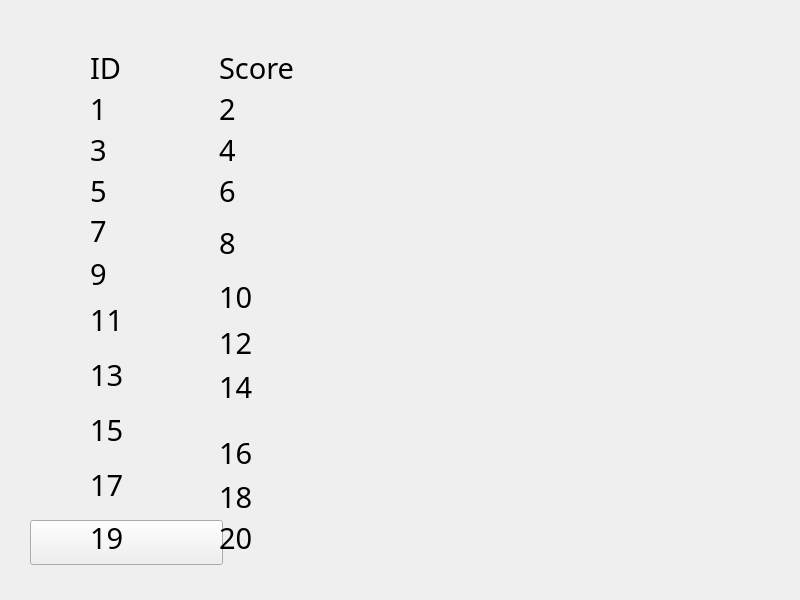
Old version of the form code/window/rankwindow.ui in the repository YXHXianYu/2022-BJTU-DataStructure-FinalProject.
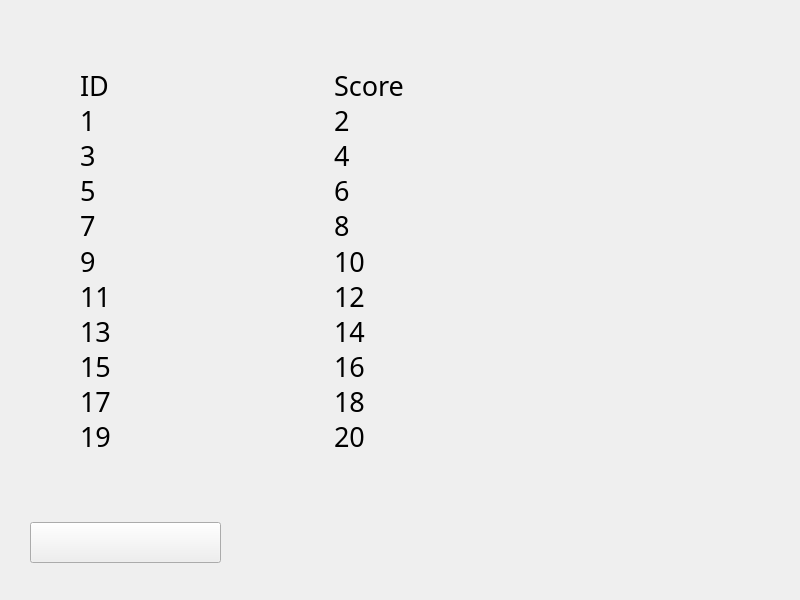
New version of the form. Icons and pictures are not drawn.

Diff of the .ui file:
```diff
--- a/code/window/rankwindow.ui
+++ b/code/window/rankwindow.ui
@@ -21,9 +21,9 @@
     <property name="geometry">
      <rect>
       <x>30</x>
-      <y>520</y>
-      <width>193</width>
-      <height>45</height>
+      <y>522</y>
+      <width>191</width>
+      <height>41</height>
      </rect>
     </property>
     <property name="styleSheet">
@@ -41,48 +41,59 @@
      <string/>
     </property>
    </widget>
-   <widget class="QWidget" name="">
+   <widget class="QWidget" name="widget" native="true">
     <property name="geometry">
      <rect>
-      <x>90</x>
-      <y>50</y>
-      <width>381</width>
-      <height>505</height>
+      <x>80</x>
+      <y>70</y>
+      <width>501</width>
+      <height>381</height>
      </rect>
     </property>
     <layout class="QGridLayout" name="gridLayout">
-     <item row="13" column="1" colspan="2">
-      <widget class="QLabel" name="label14">
-       <property name="font">
-        <font>
-         <family>Agency FB</family>
-         <pointsize>22</pointsize>
-        </font>
+     <item row="1" column="1">
+      <widget class="QLabel" name="ScoreLabel">
+       <property name="minimumSize">
+        <size>
+         <width>0</width>
+         <height>30</height>
+        </size>
        </property>
-       <property name="text">
-        <string>14</string>
+       <property name="maximumSize">
+        <size>
+         <width>16777215</width>
+         <height>100</height>
+        </size>
        </property>
-      </widget>
-     </item>
-     <item row="7" column="1" rowspan="2" colspan="2">
-      <widget class="QLabel" name="label8">
        <property name="font">
         <font>
          <family>Agency FB</family>
-         <pointsize>22</pointsize>
+         <pointsize>20</pointsize>
         </font>
        </property>
        <property name="text">
-        <string>8</string>
+        <string>Score</string>
        </property>
       </widget>
      </item>
-     <item row="12" column="0" rowspan="2">
+     <item row="8" column="0">
       <widget class="QLabel" name="label13">
+       <property name="minimumSize">
+        <size>
+         <width>0</width>
+         <height>30</height>
+        </size>
+       </property>
+       <property name="maximumSize">
+        <size>
+         <width>16777215</width>
+         <height>100</height>
+        </size>
+       </property>
        <property name="font">
         <font>
          <family>Agency FB</family>
-         <pointsize>22</pointsize>
+         <pointsize>20</pointsize>
         </font>
        </property>
        <property name="text">
@@ -90,25 +101,74 @@
        </property>
       </widget>
      </item>
+     <item row="2" column="1">
+      <widget class="QLabel" name="label2">
+       <property name="minimumSize">
+        <size>
+         <width>0</width>
+         <height>30</height>
+        </size>
+       </property>
+       <property name="maximumSize">
+        <size>
+         <width>16777215</width>
+         <height>100</height>
+        </size>
+       </property>
+       <property name="font">
+        <font>
+         <family>Agency FB</family>
+         <pointsize>20</pointsize>
+        </font>
+       </property>
+       <property name="text">
+        <string>2</string>
+       </property>
+      </widget>
+     </item>
      <item row="4" column="0">
-      <widget class="QLabel" name="label3">
+      <widget class="QLabel" name="label5">
+       <property name="minimumSize">
+        <size>
+         <width>0</width>
+         <height>30</height>
+        </size>
+       </property>
+       <property name="maximumSize">
+        <size>
+         <width>16777215</width>
+         <height>100</height>
+        </size>
+       </property>
        <property name="font">
         <font>
          <family>Agency FB</family>
-         <pointsize>22</pointsize>
+         <pointsize>20</pointsize>
         </font>
        </property>
        <property name="text">
-        <string>3</string>
+        <string>5</string>
        </property>
       </widget>
      </item>
-     <item row="7" column="0">
+     <item row="5" column="0">
       <widget class="QLabel" name="label7">
+       <property name="minimumSize">
+        <size>
+         <width>0</width>
+         <height>30</height>
+        </size>
+       </property>
+       <property name="maximumSize">
+        <size>
+         <width>16777215</width>
+         <height>100</height>
+        </size>
+       </property>
        <property name="font">
         <font>
          <family>Agency FB</family>
-         <pointsize>22</pointsize>
+         <pointsize>20</pointsize>
         </font>
        </property>
        <property name="text">
@@ -116,12 +176,49 @@
        </property>
       </widget>
      </item>
-     <item row="14" column="0" rowspan="2">
+     <item row="7" column="0">
+      <widget class="QLabel" name="label11">
+       <property name="minimumSize">
+        <size>
+         <width>0</width>
+         <height>30</height>
+        </size>
+       </property>
+       <property name="maximumSize">
+        <size>
+         <width>16777215</width>
+         <height>100</height>
+        </size>
+       </property>
+       <property name="font">
+        <font>
+         <family>Agency FB</family>
+         <pointsize>20</pointsize>
+        </font>
+       </property>
+       <property name="text">
+        <string>11</string>
+       </property>
+      </widget>
+     </item>
+     <item row="9" column="0">
       <widget class="QLabel" name="label15">
+       <property name="minimumSize">
+        <size>
+         <width>0</width>
+         <height>30</height>
+        </size>
+       </property>
+       <property name="maximumSize">
+        <size>
+         <width>16777215</width>
+         <height>100</height>
+        </size>
+       </property>
        <property name="font">
         <font>
          <family>Agency FB</family>
-         <pointsize>22</pointsize>
+         <pointsize>20</pointsize>
         </font>
        </property>
        <property name="text">
@@ -129,12 +226,24 @@
        </property>
       </widget>
      </item>
-     <item row="8" column="0" rowspan="2">
+     <item row="6" column="0">
       <widget class="QLabel" name="label9">
+       <property name="minimumSize">
+        <size>
+         <width>0</width>
+         <height>30</height>
+        </size>
+       </property>
+       <property name="maximumSize">
+        <size>
+         <width>16777215</width>
+         <height>100</height>
+        </size>
+       </property>
        <property name="font">
         <font>
          <family>Agency FB</family>
-         <pointsize>22</pointsize>
+         <pointsize>20</pointsize>
         </font>
        </property>
        <property name="text">
@@ -143,37 +252,48 @@
       </widget>
      </item>
      <item row="3" column="0">
-      <widget class="QLabel" name="label1">
-       <property name="font">
-        <font>
-         <family>Agency FB</family>
-         <pointsize>22</pointsize>
-        </font>
+      <widget class="QLabel" name="label3">
+       <property name="minimumSize">
+        <size>
+         <width>0</width>
+         <height>30</height>
+        </size>
        </property>
-       <property name="text">
-        <string>1</string>
+       <property name="maximumSize">
+        <size>
+         <width>16777215</width>
+         <height>100</height>
+        </size>
        </property>
-      </widget>
-     </item>
-     <item row="18" column="0">
-      <widget class="QLabel" name="label19">
        <property name="font">
         <font>
          <family>Agency FB</family>
-         <pointsize>22</pointsize>
+         <pointsize>20</pointsize>
         </font>
        </property>
        <property name="text">
-        <string>19</string>
+        <string>3</string>
        </property>
       </widget>
      </item>
-     <item row="16" column="0" rowspan="2">
+     <item row="10" column="0">
       <widget class="QLabel" name="label17">
+       <property name="minimumSize">
+        <size>
+         <width>0</width>
+         <height>30</height>
+        </size>
+       </property>
+       <property name="maximumSize">
+        <size>
+         <width>16777215</width>
+         <height>100</height>
+        </size>
+       </property>
        <property name="font">
         <font>
          <family>Agency FB</family>
-         <pointsize>22</pointsize>
+         <pointsize>20</pointsize>
         </font>
        </property>
        <property name="text">
@@ -181,12 +301,24 @@
        </property>
       </widget>
      </item>
-     <item row="2" column="0">
+     <item row="1" column="0">
       <widget class="QLabel" name="ID_label">
+       <property name="minimumSize">
+        <size>
+         <width>0</width>
+         <height>30</height>
+        </size>
+       </property>
+       <property name="maximumSize">
+        <size>
+         <width>16777215</width>
+         <height>100</height>
+        </size>
+       </property>
        <property name="font">
         <font>
          <family>Agency FB</family>
-         <pointsize>22</pointsize>
+         <pointsize>20</pointsize>
         </font>
        </property>
        <property name="text">
@@ -194,12 +326,149 @@
        </property>
       </widget>
      </item>
-     <item row="9" column="1" rowspan="2" colspan="2">
+     <item row="2" column="0">
+      <widget class="QLabel" name="label1">
+       <property name="minimumSize">
+        <size>
+         <width>0</width>
+         <height>30</height>
+        </size>
+       </property>
+       <property name="maximumSize">
+        <size>
+         <width>16777215</width>
+         <height>100</height>
+        </size>
+       </property>
+       <property name="font">
+        <font>
+         <family>Agency FB</family>
+         <pointsize>20</pointsize>
+        </font>
+       </property>
+       <property name="text">
+        <string>1</string>
+       </property>
+      </widget>
+     </item>
+     <item row="3" column="1">
+      <widget class="QLabel" name="label4">
+       <property name="minimumSize">
+        <size>
+         <width>0</width>
+         <height>30</height>
+        </size>
+       </property>
+       <property name="maximumSize">
+        <size>
+         <width>16777215</width>
+         <height>100</height>
+        </size>
+       </property>
+       <property name="font">
+        <font>
+         <family>Agency FB</family>
+         <pointsize>20</pointsize>
+        </font>
+       </property>
+       <property name="text">
+        <string>4</string>
+       </property>
+      </widget>
+     </item>
+     <item row="11" column="0">
+      <widget class="QLabel" name="label19">
+       <property name="minimumSize">
+        <size>
+         <width>0</width>
+         <height>30</height>
+        </size>
+       </property>
+       <property name="maximumSize">
+        <size>
+         <width>16777215</width>
+         <height>100</height>
+        </size>
+       </property>
+       <property name="font">
+        <font>
+         <family>Agency FB</family>
+         <pointsize>20</pointsize>
+        </font>
+       </property>
+       <property name="text">
+        <string>19</string>
+       </property>
+      </widget>
+     </item>
+     <item row="4" column="1">
+      <widget class="QLabel" name="label6">
+       <property name="minimumSize">
+        <size>
+         <width>0</width>
+         <height>30</height>
+        </size>
+       </property>
+       <property name="maximumSize">
+        <size>
+         <width>16777215</width>
+         <height>100</height>
+        </size>
+       </property>
+       <property name="font">
+        <font>
+         <family>Agency FB</family>
+         <pointsize>20</pointsize>
+        </font>
+       </property>
+       <property name="text">
+        <string>6</string>
+       </property>
+      </widget>
+     </item>
+     <item row="5" column="1">
+      <widget class="QLabel" name="label8">
+       <property name="minimumSize">
+        <size>
+         <width>0</width>
+         <height>30</height>
+        </size>
+       </property>
+       <property name="maximumSize">
+        <size>
+         <width>16777215</width>
+         <height>100</height>
+        </size>
+       </property>
+       <property name="font">
+        <font>
+         <family>Agency FB</family>
+         <pointsize>20</pointsize>
+        </font>
+       </property>
+       <property name="text">
+        <string>8</string>
+       </property>
+      </widget>
+     </item>
+     <item row="6" column="1">
       <widget class="QLabel" name="label10">
+       <property name="minimumSize">
+        <size>
+         <width>0</width>
+         <height>30</height>
+        </size>
+       </property>
+       <property name="maximumSize">
+        <size>
+         <width>16777215</width>
+         <height>100</height>
+        </size>
+       </property>
        <property name="font">
         <font>
          <family>Agency FB</family>
-         <pointsize>22</pointsize>
+         <pointsize>20</pointsize>
         </font>
        </property>
        <property name="text">
@@ -207,25 +476,74 @@
        </property>
       </widget>
      </item>
-     <item row="17" column="1" colspan="2">
-      <widget class="QLabel" name="label18">
+     <item row="7" column="1">
+      <widget class="QLabel" name="label12">
+       <property name="minimumSize">
+        <size>
+         <width>0</width>
+         <height>30</height>
+        </size>
+       </property>
+       <property name="maximumSize">
+        <size>
+         <width>16777215</width>
+         <height>100</height>
+        </size>
+       </property>
        <property name="font">
         <font>
          <family>Agency FB</family>
-         <pointsize>22</pointsize>
+         <pointsize>20</pointsize>
         </font>
        </property>
        <property name="text">
-        <string>18</string>
+        <string>12</string>
        </property>
       </widget>
      </item>
-     <item row="15" column="1" rowspan="2" colspan="2">
+     <item row="8" column="1">
+      <widget class="QLabel" name="label14">
+       <property name="minimumSize">
+        <size>
+         <width>0</width>
+         <height>30</height>
+        </size>
+       </property>
+       <property name="maximumSize">
+        <size>
+         <width>16777215</width>
+         <height>100</height>
+        </size>
+       </property>
+       <property name="font">
+        <font>
+         <family>Agency FB</family>
+         <pointsize>20</pointsize>
+        </font>
+       </property>
+       <property name="text">
+        <string>14</string>
+       </property>
+      </widget>
+     </item>
+     <item row="9" column="1">
       <widget class="QLabel" name="label16">
+       <property name="minimumSize">
+        <size>
+         <width>0</width>
+         <height>30</height>
+        </size>
+       </property>
+       <property name="maximumSize">
+        <size>
+         <width>16777215</width>
+         <height>100</height>
+        </size>
+       </property>
        <property name="font">
         <font>
          <family>Agency FB</family>
-         <pointsize>22</pointsize>
+         <pointsize>20</pointsize>
         </font>
        </property>
        <property name="text">
@@ -233,38 +551,49 @@
        </property>
       </widget>
      </item>
-     <item row="3" column="1" colspan="2">
-      <widget class="QLabel" name="label2">
-       <property name="font">
-        <font>
-         <family>Agency FB</family>
-         <pointsize>22</pointsize>
-        </font>
+     <item row="10" column="1">
+      <widget class="QLabel" name="label18">
+       <property name="minimumSize">
+        <size>
+         <width>0</width>
+         <height>30</height>
+        </size>
        </property>
-       <property name="text">
-        <string>2</string>
+       <property name="maximumSize">
+        <size>
+         <width>16777215</width>
+         <height>100</height>
+        </size>
        </property>
-      </widget>
-     </item>
-     <item row="10" column="0" rowspan="2">
-      <widget class="QLabel" name="label11">
        <property name="font">
         <font>
          <family>Agency FB</family>
-         <pointsize>22</pointsize>
+         <pointsize>20</pointsize>
         </font>
        </property>
        <property name="text">
-        <string>11</string>
+        <string>18</string>
        </property>
       </widget>
      </item>
-     <item row="18" column="1" colspan="2">
+     <item row="11" column="1">
       <widget class="QLabel" name="label20">
+       <property name="minimumSize">
+        <size>
+         <width>0</width>
+         <height>30</height>
+        </size>
+       </property>
+       <property name="maximumSize">
+        <size>
+         <width>16777215</width>
+         <height>100</height>
+        </size>
+       </property>
        <property name="font">
         <font>
          <family>Agency FB</family>
-         <pointsize>22</pointsize>
+         <pointsize>20</pointsize>
         </font>
        </property>
        <property name="text">
@@ -272,71 +601,6 @@
        </property>
       </widget>
      </item>
-     <item row="11" column="1" rowspan="2" colspan="2">
-      <widget class="QLabel" name="label12">
-       <property name="font">
-        <font>
-         <family>Agency FB</family>
-         <pointsize>22</pointsize>
-        </font>
-       </property>
-       <property name="text">
-        <string>12</string>
-       </property>
-      </widget>
-     </item>
-     <item row="2" column="1" colspan="2">
-      <widget class="QLabel" name="ScoreLabel">
-       <property name="font">
-        <font>
-         <family>Agency FB</family>
-         <pointsize>22</pointsize>
-        </font>
-       </property>
-       <property name="text">
-        <string>Score</string>
-       </property>
-      </widget>
-     </item>
-     <item row="4" column="1" colspan="2">
-      <widget class="QLabel" name="label4">
-       <property name="font">
-        <font>
-         <family>Agency FB</family>
-         <pointsize>22</pointsize>
-        </font>
-       </property>
-       <property name="text">
-        <string>4</string>
-       </property>
-      </widget>
-     </item>
-     <item row="5" column="0">
-      <widget class="QLabel" name="label5">
-       <property name="font">
-        <font>
-         <family>Agency FB</family>
-         <pointsize>22</pointsize>
-        </font>
-       </property>
-       <property name="text">
-        <string>5</string>
-       </property>
-      </widget>
-     </item>
-     <item row="5" column="1" colspan="2">
-      <widget class="QLabel" name="label6">
-       <property name="font">
-        <font>
-         <family>Agency FB</family>
-         <pointsize>22</pointsize>
-        </font>
-       </property>
-       <property name="text">
-        <string>6</string>
-       </property>
-      </widget>
-     </item>
     </layout>
    </widget>
   </widget>
```
